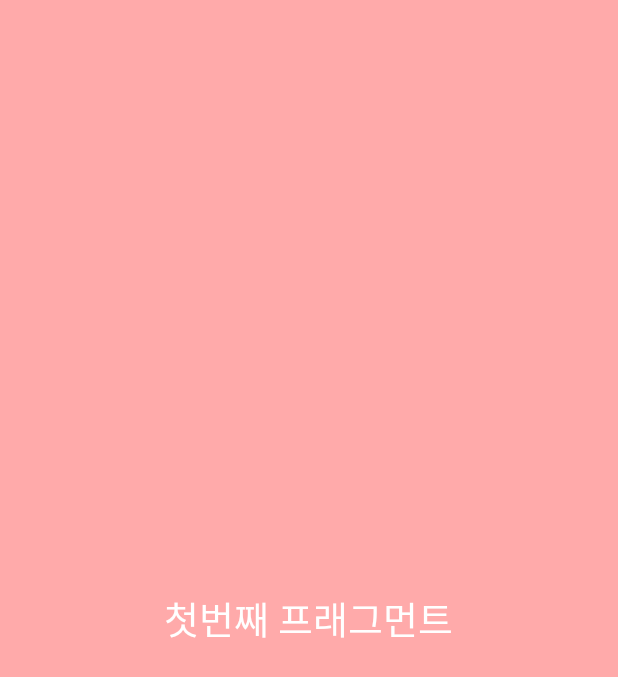
After one commit to jaehwan0103/Fragment_20200606, an Android app: the layout fragment_first.xml on its own in the app's theme, with its tools: preview values and no code run, on a phone screen of 412 x 824 dp. The commit adds this screen. Shown: the top 677 px of the screen. Run offline under Robolectric (Android 15) with nearby library versions, the phone set to English and light mode, and no system bars.

Commit message:
첫번째 프래그먼트 / XML 생성

```diff
--- /dev/null
+++ b/app/src/main/java/kr/ptus/fragment_20200606/fragment/FirstFragment.kt
@@ -0,0 +1,9 @@
+package kr.ptus.fragment_20200606.fragment
+
+import androidx.fragment.app.Fragment
+
+class FirstFragment : Fragment() {
+
+
+
+}
--- /dev/null
+++ b/app/src/main/res/layout/fragment_first.xml
@@ -0,0 +1,18 @@
+<?xml version="1.0" encoding="utf-8"?>
+<LinearLayout
+    xmlns:android="http://schemas.android.com/apk/res/android"
+    android:layout_width="match_parent"
+    android:layout_height="match_parent"
+    android:orientation="vertical"
+    android:gravity="center"
+    android:background="#FFAAAA">
+
+    <TextView
+        android:layout_width="wrap_content"
+        android:layout_height="wrap_content"
+        android:textColor="#FFFFFF"
+        android:textSize="25sp"
+        android:text="첫번째 프래그먼트"/>
+
+
+</LinearLayout>
```
Also changed, not shown: app/src/main/res/layout/activity_main.xml (line endings or trailing spaces).
